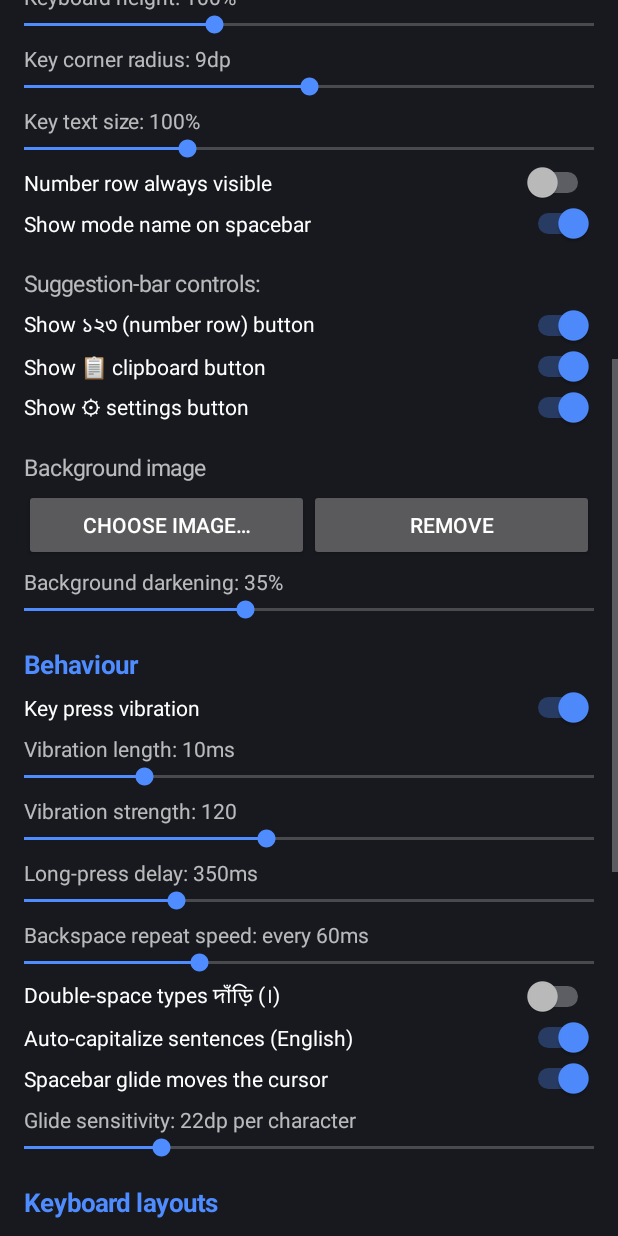
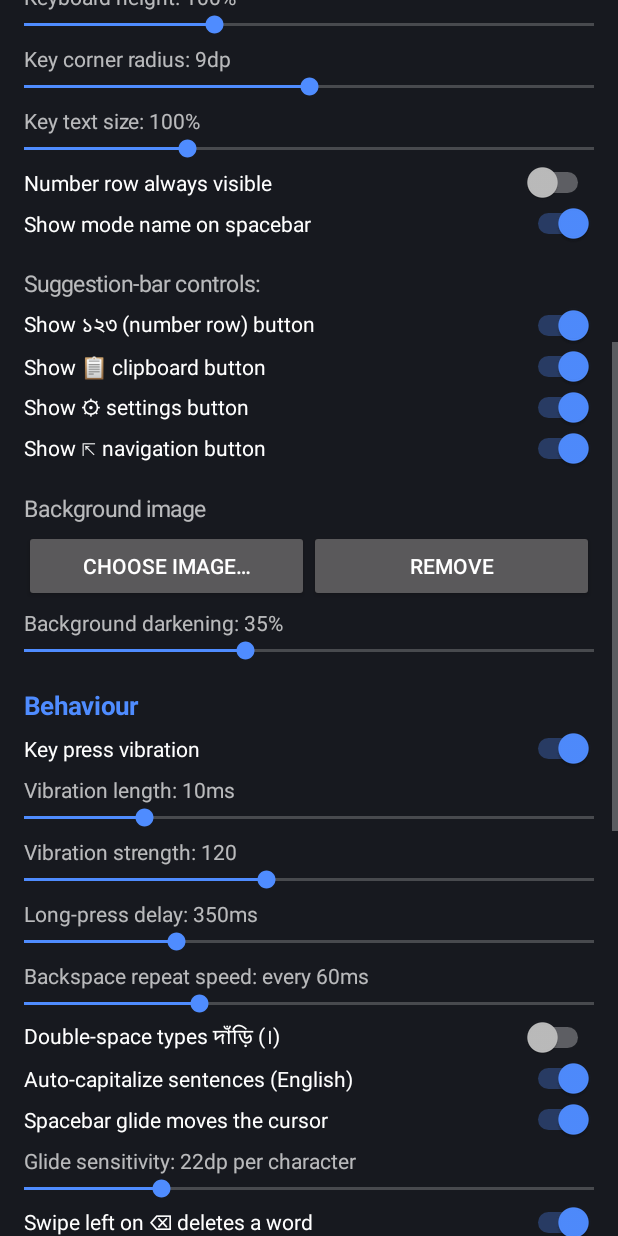
Before and after one commit to Readest-Musta/Osmium, an Android app: the screen it shows after launch (MainActivity), scrolled down 576 dp, on a phone screen of 412 x 824 dp. Run offline under Robolectric (Android 15) with nearby library versions, the phone set to English and light mode, and no system bars; libraries missing offline, so code that uses them is left out: uniffi.osmium, uniffi.osmium.keycodeForChar; network calls fail; 4 statements that could not run were skipped.

Commit message:
Add spacebar long-press and toolbar triggers for navigation panel; release v0.1.10 prep

```diff
--- a/app/src/main/java/org/osmium/keyboard/MainActivity.kt
+++ b/app/src/main/java/org/osmium/keyboard/MainActivity.kt
@@ -286,6 +286,8 @@ class MainActivity : Activity() {
             { Prefs.setShowClipboardChip(this, it) }))
         add(switchSetting("Show ⚙ settings button", Prefs.showSettingsButton(this),
             { Prefs.setShowSettingsButton(this, it) }))
+        add(switchSetting("Show ⇱ navigation button", Prefs.showNavButton(this),
+            { Prefs.setShowNavButton(this, it) }))
 
         add(label("Background image"))
         val bgRow = LinearLayout(this).apply { orientation = LinearLayout.HORIZONTAL; setPadding(pad, 0, pad, 0) }
@@ -331,6 +333,10 @@ class MainActivity : Activity() {
             { Prefs.setGlideCursor(this, it) }))
         add(sliderSetting("Glide sensitivity", 10, 60, Prefs.glideSensitivityDp(this),
             { "${it}dp per character" }, { Prefs.setGlideSensitivityDp(this, it) }))
+        add(switchSetting("Swipe left on ⌫ deletes a word", Prefs.swipeDeleteEnabled(this),
+            { Prefs.setSwipeDeleteEnabled(this, it) }))
+        add(sliderSetting("Swipe distance for word delete", 30, 100, Prefs.swipeStepDp(this),
+            { "${it}dp" }, { Prefs.setSwipeStepDp(this, it) }))
     }
 
     /** Custom keyboard layouts: import + selection. */
--- a/app/src/main/java/org/osmium/keyboard/Prefs.kt
+++ b/app/src/main/java/org/osmium/keyboard/Prefs.kt
@@ -259,6 +259,12 @@ object Prefs {
         sp(context).edit().putBoolean(KEY_TOOL_SET, value).apply()
     }
 
+    fun showNavButton(context: Context): Boolean =
+        sp(context).getBoolean(KEY_TOOL_NAV, true)
+    fun setShowNavButton(context: Context, value: Boolean) {
+        sp(context).edit().putBoolean(KEY_TOOL_NAV, value).apply()
+    }
+
     // ------------------------------------------------------------------
     // User-installed keyboard layouts
     // ------------------------------------------------------------------
@@ -368,5 +374,6 @@ object Prefs {
     private const val KEY_TOOL_CLIP = "toolbar_clipboard"
     private const val KEY_TOOL_NUM = "toolbar_number"
     private const val KEY_TOOL_SET = "toolbar_settings"
+    private const val KEY_TOOL_NAV = "toolbar_nav"
     private const val KEY_LAYOUT = "selected_layout"
 }
--- a/app/src/main/java/org/osmium/keyboard/Theme.kt
+++ b/app/src/main/java/org/osmium/keyboard/Theme.kt
@@ -129,5 +129,6 @@ object Theme {
         append(':').append(Prefs.showNumberToggle(context))
         append(':').append(Prefs.showClipboardChip(context))
         append(':').append(Prefs.showSettingsButton(context))
+        append(':').append(Prefs.showNavButton(context))
     }
 }
```
Also changed, not shown: app/src/main/java/org/osmium/keyboard/KeyboardView.kt (+30 -1 lines), app/src/main/java/org/osmium/keyboard/OsmiumImeService.kt (+13 -0 lines), app/src/main/java/org/osmium/keyboard/SuggestionBar.kt (+8 -0 lines).
